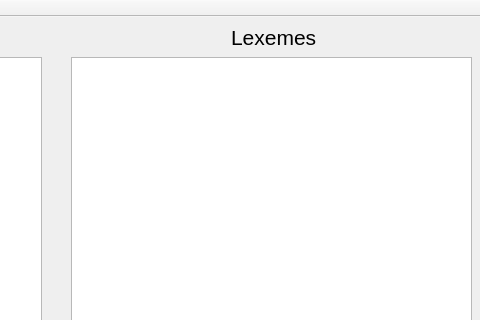
Qt form Park/mainwindow.ui (Heladio-ac/Park) before a commit; both pictures show x 759 to 1239 and y 0 to 320 of the 1239 by 704 pixel window.
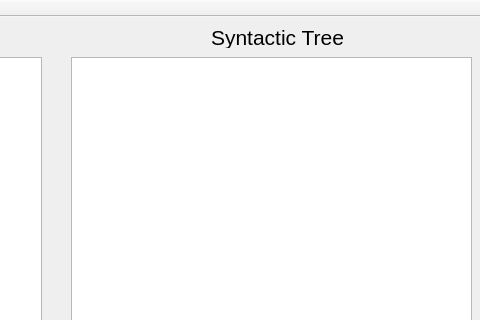
The same form after that commit.

The edit to the form file:
```diff
--- a/Park/mainwindow.ui
+++ b/Park/mainwindow.ui
@@ -92,9 +92,9 @@
    <widget class="QLabel" name="label_2">
     <property name="geometry">
      <rect>
-      <x>990</x>
+      <x>970</x>
       <y>10</y>
-      <width>101</width>
+      <width>151</width>
       <height>21</height>
      </rect>
     </property>
@@ -104,7 +104,7 @@
      </font>
     </property>
     <property name="text">
-     <string>Lexemes</string>
+     <string>Syntactic Tree</string>
     </property>
    </widget>
    <widget class="QTableView" name="TokensTable">
```
Left out of the diff: 25 changed lines with no effect on the pictures.
